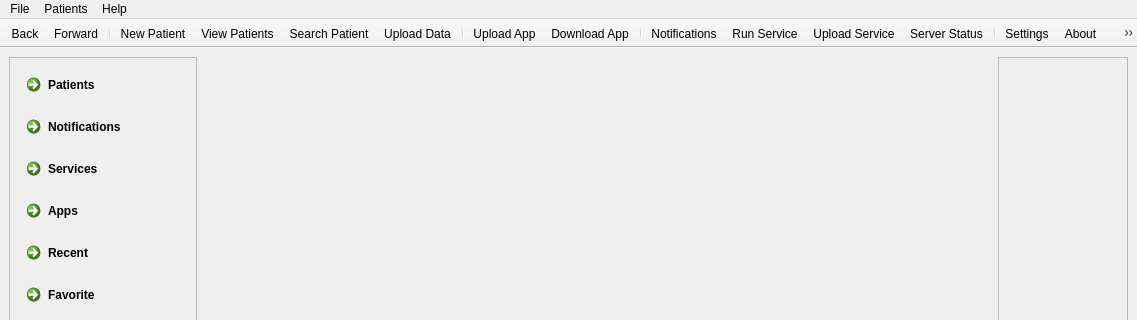
The window that ui/mainwindow.ui (creativepsyco/panex-client) describes before a commit, drawn with Qt 5; both pictures show x 0 to 1137 and y 0 to 320 of the 1137 by 668 pixel window.
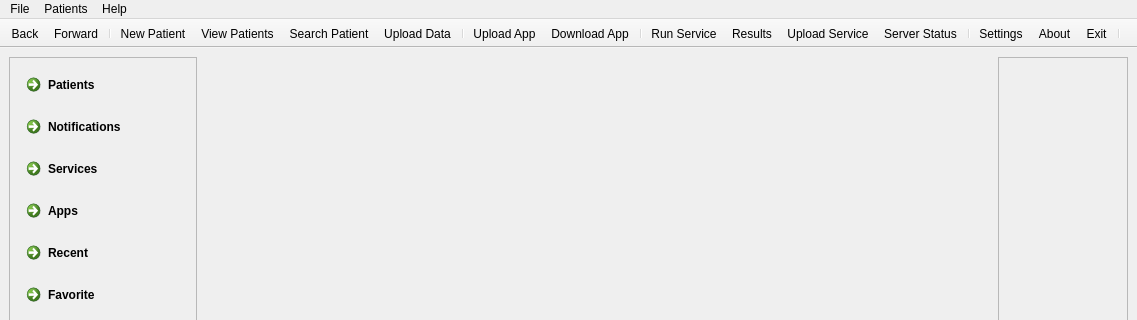
The same window after the commit. Icons and pictures are not drawn.

Commit message: Adding srvice run browser dialog closes #7

```diff
--- a/ui/mainwindow.ui
+++ b/ui/mainwindow.ui
@@ -244,8 +244,8 @@
    <addaction name="actionUpload_App"/>
    <addaction name="actionDownload_App"/>
    <addaction name="separator"/>
-   <addaction name="actionNotifications"/>
    <addaction name="actionRun_Service"/>
+   <addaction name="actionResults"/>
    <addaction name="actionUpload_Service"/>
    <addaction name="actionView_Server_Status"/>
    <addaction name="separator"/>
@@ -461,6 +461,15 @@
     <string>Download App</string>
    </property>
   </action>
+  <action name="actionResults">
+   <property name="icon">
+    <iconset resource="../res/panexres.qrc">
+     <normaloff>:/icons/Blocknotes.png</normaloff>:/icons/Blocknotes.png</iconset>
+   </property>
+   <property name="text">
+    <string>Results</string>
+   </property>
+  </action>
  </widget>
  <resources>
   <include location="../res/panexres.qrc"/>
```
The commit also changes 6 other files.
